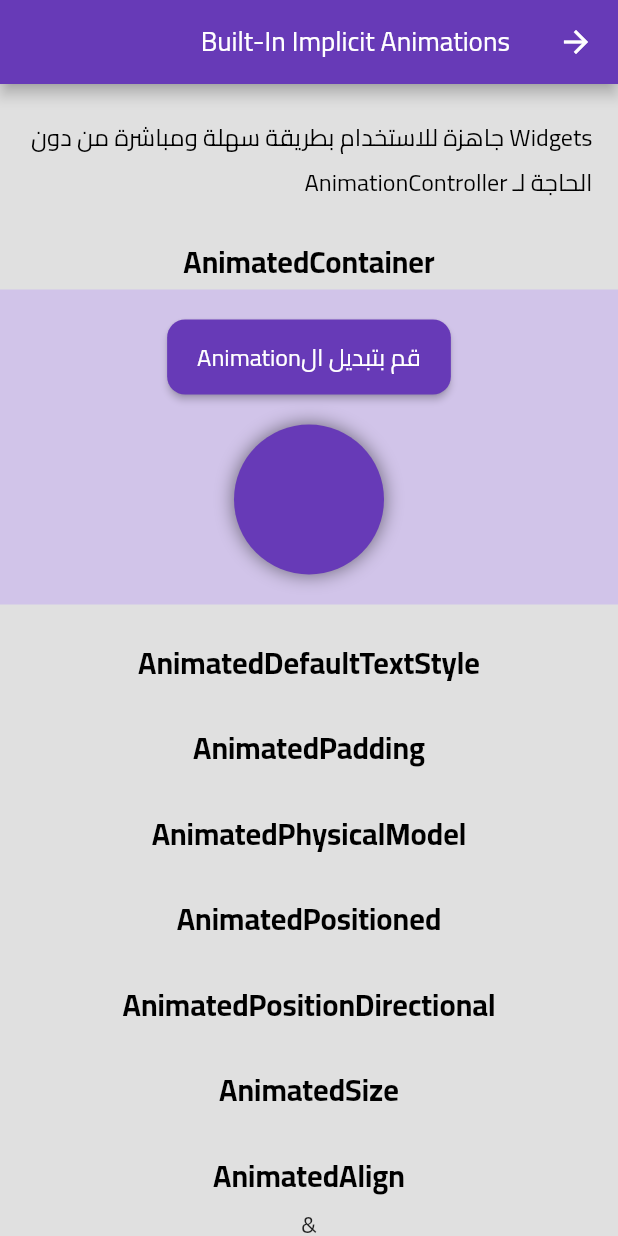
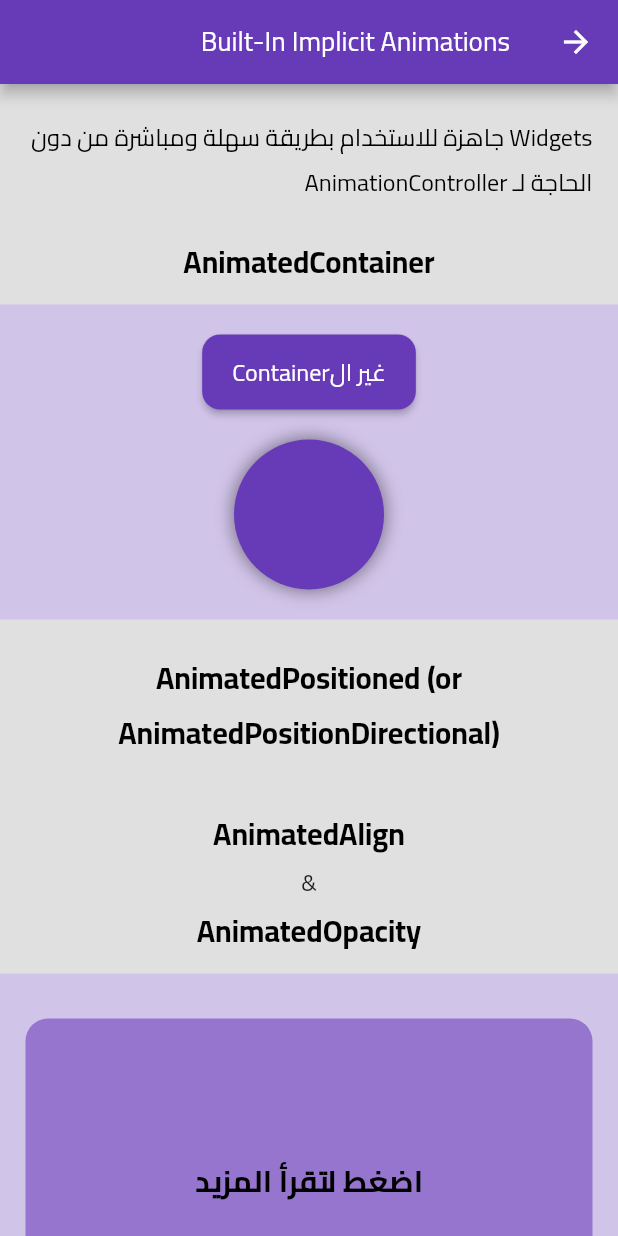
Before and after one commit to Roaa94/flutter-festival-session, a Flutter app: the screen it shows after launch, after a tap on "جاهزة للاستخدام", on a phone screen of 412 x 824 dp. Run offline on Flutter 3.47's test engine with Material 2 defaults, Android fonts, the phone set to English and light mode, and no system bars.

Commit message:
minor fixes for implicit animations

```diff
--- a/i18n/ar.json
+++ b/i18n/ar.json
@@ -8,5 +8,5 @@
   "dummy_text": "لوريم ايبسوم دولار سيت أميت ,كونسيكتيتور أدايبا يسكينج أليايت,سيت دو أيوسمود تيمبور أنكايديديونتيوت لابوري ات دولار ماجنا أليكيوا . يوت انيم أد مينيم فينايم,كيواس نوستريد أكسير سيتاشن يللأمكو لابورأس نيسي يت أليكيوب أكس أيا كوممودو كونسيكيوات . ديواس أيوتي أريري دولار إن ريبريهينديرأيت فوليوبتاتي فيلايت أيسسي كايلليوم دولار أيو فيجايت نيولا باراياتيور.",
   "Tap to Read More...": "اضغط لتقرأ المزيد",
   "More Text": "كمالة النص",
-  "Toggle Animation": "قم بتبديل الAnimation"
+  "Change The Container": "غير الContainer"
 }
--- a/i18n/en.json
+++ b/i18n/en.json
@@ -8,5 +8,5 @@
   "dummy_text": "Lorem ipsum dolor sit amet, consectetur adipiscing elit. Morbi congue mauris mi, sit amet interdum ipsum pellentesque sed. Suspendisse a dignissim ipsum, sit amet varius lacus. Curabitur tincidunt imperdiet erat vel placerat. Pellentesque pulvinar neque est, sed convallis magna tincidunt sit amet.",
   "Tap to Read More...": "Tap to Read More...",
   "More Text": "More Text",
-  "Toggle Animation": "Toggle Animation"
+  "Change The Container": "Change The Container"
 }
--- a/lib/ui/implicit_animations/pages/built_in_implicit_animations_page.dart
+++ b/lib/ui/implicit_animations/pages/built_in_implicit_animations_page.dart
@@ -2,12 +2,7 @@ import 'package:flutter/material.dart';
 import 'package:flutter_festival/i18n/translations.dart';
 import 'package:flutter_festival/ui/implicit_animations/widgets/animated_align_and_opacity_example.dart';
 import 'package:flutter_festival/ui/implicit_animations/widgets/animated_container_example.dart';
-import 'package:flutter_festival/ui/implicit_animations/widgets/animated_default_text_style_example.dart';
-import 'package:flutter_festival/ui/implicit_animations/widgets/animated_padding_example.dart';
-import 'package:flutter_festival/ui/implicit_animations/widgets/animated_physical_model_example.dart';
 import 'package:flutter_festival/ui/implicit_animations/widgets/animated_positioned_directional_example.dart';
-import 'package:flutter_festival/ui/implicit_animations/widgets/animated_positioned_example.dart';
-import 'package:flutter_festival/ui/implicit_animations/widgets/animated_size_example.dart';
 import 'package:flutter_festival/ui/styles/app_text_styles.dart';
 
 // Built-in Implicit Animations Widgets
@@ -29,28 +24,8 @@ class BuiltInImplicitAnimationsPage extends StatelessWidget {
       'widget': const AnimatedContainerExample(),
     },
     {
-      'title': 'AnimatedDefaultTextStyle',
-      'widget': const AnimatedDefaultTextStyleExample(),
-    },
-    {
-      'title': 'AnimatedPadding',
-      'widget': const AnimatedPaddingExample(),
-    },
-    {
-      'title': 'AnimatedPhysicalModel',
-      'widget': const AnimatedPhysicalModelExample(),
-    },
-    {
-      'title': 'AnimatedPositioned',
-      'widget': const AnimatedPositionedExample(),
-    },
-    {
-      'title': 'AnimatedPositionDirectional',
+      'title': 'AnimatedPositioned (or AnimatedPositionDirectional)',
       'widget': const AnimatedPositionDirectionalExample(),
-    },
-    {
-      'title': 'AnimatedSize',
-      'widget': const AnimatedSizeExample(),
     },
   ];
 
@@ -71,15 +46,19 @@ class BuiltInImplicitAnimationsPage extends StatelessWidget {
               ),
             ),
             Column(
+              crossAxisAlignment: CrossAxisAlignment.center,
               children: [
                 ...List.generate(
                   builtInImplicitAnimationWidgets.length,
-                      (index) => Column(
+                  (index) => Column(
+                    crossAxisAlignment: CrossAxisAlignment.center,
                     children: [
                       Text(
                         builtInImplicitAnimationWidgets[index]['title'],
                         style: AppTextStyles.h1,
+                        textAlign: TextAlign.center,
                       ),
+                      const SizedBox(height: 10),
                       Container(
                         child: builtInImplicitAnimationWidgets[index]['widget'],
                         color: Colors.deepPurple.shade100,
--- a/lib/ui/implicit_animations/widgets/animated_container_example.dart
+++ b/lib/ui/implicit_animations/widgets/animated_container_example.dart
@@ -20,7 +20,7 @@ class _AnimatedContainerExampleState extends State<AnimatedContainerExample> {
         children: [
           ElevatedButton(
             onPressed: () => setState(() => animationToggle = !animationToggle),
-            child: Text(Translations.of(context)!.get('Toggle Animation')),
+            child: Text(Translations.of(context)!.get('Change The Container')),
           ),
           const SizedBox(height: 20),
           AnimatedContainer(
--- a/lib/ui/implicit_animations/widgets/animated_default_text_style_example.dart
+++ /dev/null
@@ -1,15 +0,0 @@
-import 'package:flutter/material.dart';
-
-class AnimatedDefaultTextStyleExample extends StatefulWidget {
-  const AnimatedDefaultTextStyleExample({Key? key}) : super(key: key);
-
-  @override
-  _AnimatedDefaultTextStyleExampleState createState() => _AnimatedDefaultTextStyleExampleState();
-}
-
-class _AnimatedDefaultTextStyleExampleState extends State<AnimatedDefaultTextStyleExample> {
-  @override
-  Widget build(BuildContext context) {
-    return Container();
-  }
-}
--- a/lib/ui/implicit_animations/widgets/animated_padding_example.dart
+++ /dev/null
@@ -1,15 +0,0 @@
-import 'package:flutter/material.dart';
-
-class AnimatedPaddingExample extends StatefulWidget {
-  const AnimatedPaddingExample({Key? key}) : super(key: key);
-
-  @override
-  _AnimatedPaddingExampleState createState() => _AnimatedPaddingExampleState();
-}
-
-class _AnimatedPaddingExampleState extends State<AnimatedPaddingExample> {
-  @override
-  Widget build(BuildContext context) {
-    return Container();
-  }
-}
--- a/lib/ui/implicit_animations/widgets/animated_physical_model_example.dart
+++ /dev/null
@@ -1,15 +0,0 @@
-import 'package:flutter/material.dart';
-
-class AnimatedPhysicalModelExample extends StatefulWidget {
-  const AnimatedPhysicalModelExample({Key? key}) : super(key: key);
-
-  @override
-  _AnimatedPhysicalModelExampleState createState() => _AnimatedPhysicalModelExampleState();
-}
-
-class _AnimatedPhysicalModelExampleState extends State<AnimatedPhysicalModelExample> {
-  @override
-  Widget build(BuildContext context) {
-    return Container();
-  }
-}
--- a/lib/ui/implicit_animations/widgets/animated_positioned_example.dart
+++ /dev/null
@@ -1,15 +0,0 @@
-import 'package:flutter/material.dart';
-
-class AnimatedPositionedExample extends StatefulWidget {
-  const AnimatedPositionedExample({Key? key}) : super(key: key);
-
-  @override
-  _AnimatedPositionedExampleState createState() => _AnimatedPositionedExampleState();
-}
-
-class _AnimatedPositionedExampleState extends State<AnimatedPositionedExample> {
-  @override
-  Widget build(BuildContext context) {
-    return Container();
-  }
-}
--- a/lib/ui/implicit_animations/widgets/animated_size_example.dart
+++ /dev/null
@@ -1,15 +0,0 @@
-import 'package:flutter/material.dart';
-
-class AnimatedSizeExample extends StatefulWidget {
-  const AnimatedSizeExample({Key? key}) : super(key: key);
-
-  @override
-  _AnimatedSizeExampleState createState() => _AnimatedSizeExampleState();
-}
-
-class _AnimatedSizeExampleState extends State<AnimatedSizeExample> {
-  @override
-  Widget build(BuildContext context) {
-    return Container();
-  }
-}
```
Also changed, not shown: lib/ui/implicit_animations/widgets/animated_opacity_example.dart (deleted, +0 -15 lines).
